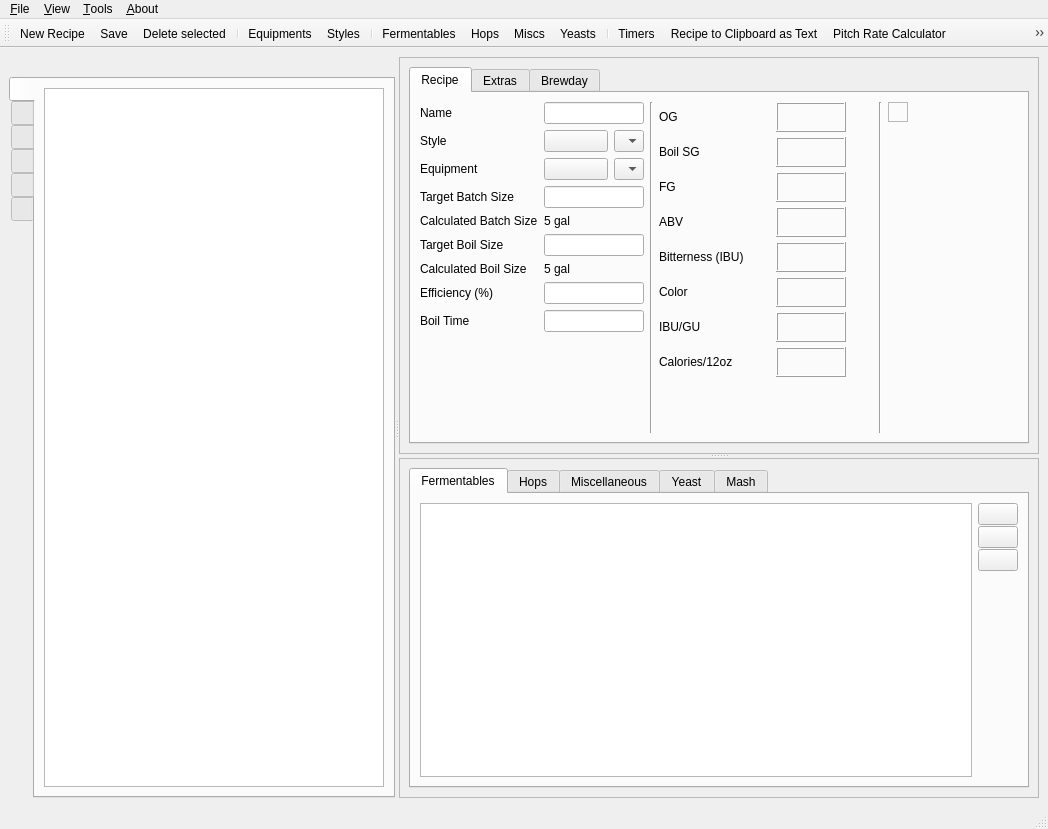
First picture: the form in ui/mainWindow.ui, repository Brewtarget/brewtarget, before the edit.
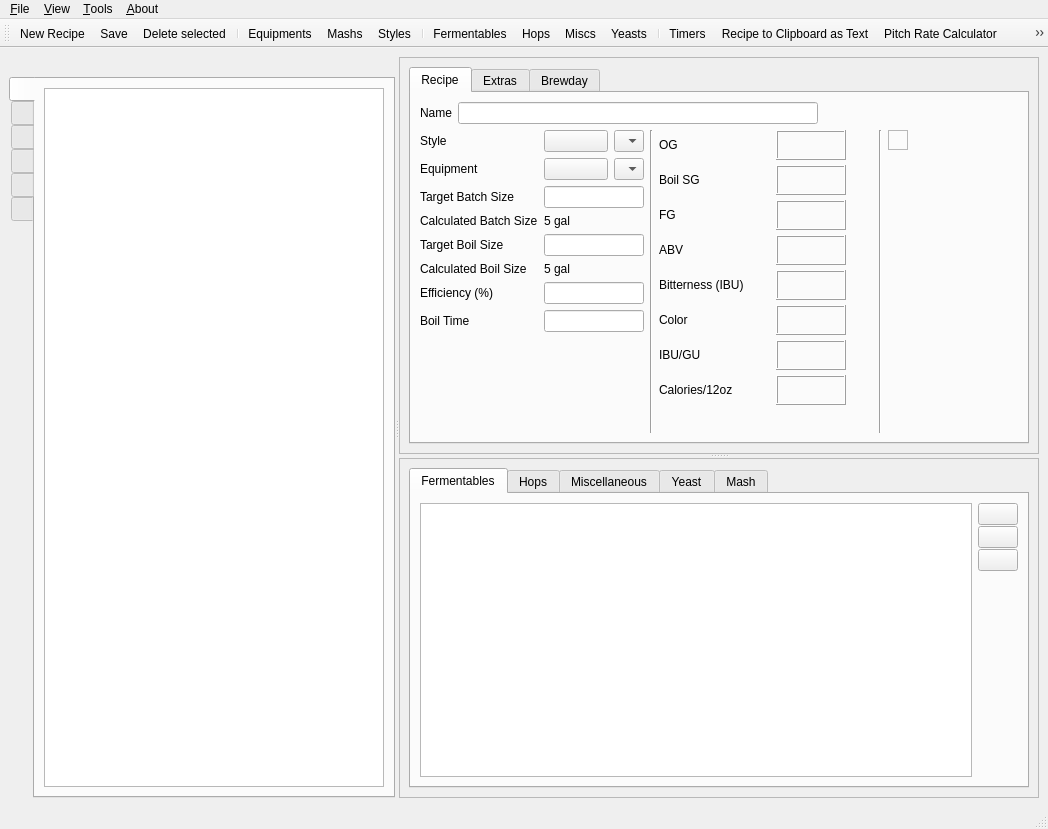
Second picture: the form after the edit. Icons and pictures are not drawn. Custom widgets are drawn as their Qt base class.

The edit to the form file:
```diff
--- a/ui/mainWindow.ui
+++ b/ui/mainWindow.ui
@@ -213,7 +213,54 @@
              <attribute name="title">
               <string>Recipe</string>
              </attribute>
-             <layout class="QHBoxLayout" name="horizontalLayout_4">
+             <layout class="QVBoxLayout" name="verticalLayout_13">
+              <item>
+               <layout class="QFormLayout" name="formLayout">
+                <item row="0" column="0">
+                 <widget class="QLabel" name="label">
+                  <property name="sizePolicy">
+                   <sizepolicy hsizetype="Preferred" vsizetype="Preferred">
+                    <horstretch>0</horstretch>
+                    <verstretch>0</verstretch>
+                   </sizepolicy>
+                  </property>
+                  <property name="text">
+                   <string>Name</string>
+                  </property>
+                 </widget>
+                </item>
+                <item row="0" column="1">
+                 <widget class="QLineEdit" name="lineEdit_name">
+                  <property name="sizePolicy">
+                   <sizepolicy hsizetype="MinimumExpanding" vsizetype="Fixed">
+                    <horstretch>0</horstretch>
+                    <verstretch>0</verstretch>
+                   </sizepolicy>
+                  </property>
+                  <property name="minimumSize">
+                   <size>
+                    <width>100</width>
+                    <height>0</height>
+                   </size>
+                  </property>
+                  <property name="maximumSize">
+                   <size>
+                    <width>360</width>
+                    <height>16777215</height>
+                   </size>
+                  </property>
+                  <property name="toolTip">
+                   <string>Name of recipe</string>
+                  </property>
+                  <property name="alignment">
+                   <set>Qt::AlignLeading|Qt::AlignLeft|Qt::AlignVCenter</set>
+                  </property>
+                 </widget>
+                </item>
+               </layout>
+              </item>
+              <item>
+               <layout class="QHBoxLayout" name="horizontalLayout_12">
               <item>
                <layout class="QVBoxLayout" name="verticalLayout_2">
                 <item>
@@ -310,34 +357,6 @@
                     </property>
                    </widget>
                   </item>
-                  <item row="0" column="1">
-                   <widget class="QLineEdit" name="lineEdit_name">
-                    <property name="sizePolicy">
-                     <sizepolicy hsizetype="Minimum" vsizetype="Fixed">
-                      <horstretch>0</horstretch>
-                      <verstretch>0</verstretch>
-                     </sizepolicy>
-                    </property>
-                    <property name="minimumSize">
-                     <size>
-                      <width>100</width>
-                      <height>0</height>
-                     </size>
-                    </property>
-                    <property name="maximumSize">
-                     <size>
-                      <width>100</width>
-                      <height>16777215</height>
-                     </size>
-                    </property>
-                    <property name="toolTip">
-                     <string>Name of recipe</string>
-                    </property>
-                    <property name="alignment">
-                     <set>Qt::AlignLeading|Qt::AlignLeft|Qt::AlignVCenter</set>
-                    </property>
-                   </widget>
-                  </item>
                   <item row="7" column="1">
                    <widget class="QLineEdit" name="lineEdit_efficiency">
                     <property name="sizePolicy">
@@ -487,19 +506,6 @@
                     </property>
                    </widget>
                   </item>
-                  <item row="0" column="0">
-                   <widget class="QLabel" name="label">
-                    <property name="sizePolicy">
-                     <sizepolicy hsizetype="Preferred" vsizetype="Preferred">
-                      <horstretch>0</horstretch>
-                      <verstretch>0</verstretch>
-                     </sizepolicy>
-                    </property>
-                    <property name="text">
-                     <string>Name</string>
-                    </property>
-                   </widget>
-                  </item>
                   <item row="5" column="0">
                    <widget class="BtVolumeLabel" name="targetBoilSizeLabel">
                     <property name="sizePolicy">
@@ -1365,22 +1371,6 @@
                 </item>
                </layout>
               </item>
-              <item>
-               <spacer name="horizontalSpacer">
-                <property name="orientation">
-                 <enum>Qt::Horizontal</enum>
-                </property>
-                <property name="sizeType">
-                 <enum>QSizePolicy::Preferred</enum>
-                </property>
-                <property name="sizeHint" stdset="0">
-                 <size>
-                  <width>5</width>
-                  <height>20</height>
-                 </size>
-                </property>
-               </spacer>
-              </item>
               <item>
                <spacer name="horizontalSpacer_3">
                 <property name="orientation">
@@ -1395,6 +1385,8 @@
                </spacer>
               </item>
              </layout>
+              </item>
+             </layout>
             </widget>
             <widget class="QWidget" name="tab_extras">
              <attribute name="title">
@@ -2082,6 +2074,7 @@
    <addaction name="actionDeleteSelected"/>
    <addaction name="separator"/>
    <addaction name="actionEquipments"/>
+   <addaction name="actionMashs"/>
    <addaction name="actionStyles"/>
    <addaction name="separator"/>
    <addaction name="actionFermentables"/>
@@ -2492,8 +2485,26 @@
     <string>Donate</string>
    </property>
   </action>
+  <action name="actionMashs">
+   <property name="icon">
+    <iconset resource="../../../build/brewtarget.qrc">
+     <normaloff>:/images/mashpaddle.svg</normaloff>
+     <normalon>:/images/bubbles.svg</normalon>:/images/mashpaddle.svg</iconset>
+   </property>
+   <property name="text">
+    <string>&amp;Mashs</string>
+   </property>
+   <property name="toolTip">
+    <string>Mashes</string>
+   </property>
+  </action>
  </widget>
  <customwidgets>
+  <customwidget>
+   <class>CustomComboBox</class>
+   <extends>QComboBox</extends>
+   <header>CustomComboBox.h</header>
+  </customwidget>
   <customwidget>
    <class>BeerColorWidget</class>
    <extends>QWidget</extends>
@@ -2504,11 +2515,6 @@
    <extends>QWidget</extends>
    <header>BrewDayScrollWidget.h</header>
   </customwidget>
-  <customwidget>
-   <class>CustomComboBox</class>
-   <extends>QComboBox</extends>
-   <header>CustomComboBox.h</header>
-  </customwidget>
   <customwidget>
    <class>EquipmentButton</class>
    <extends>QPushButton</extends>
```
Left out of the diff: 128 changed lines with no effect on the pictures. Lines whose indentation alone changed are shown as unchanged.
